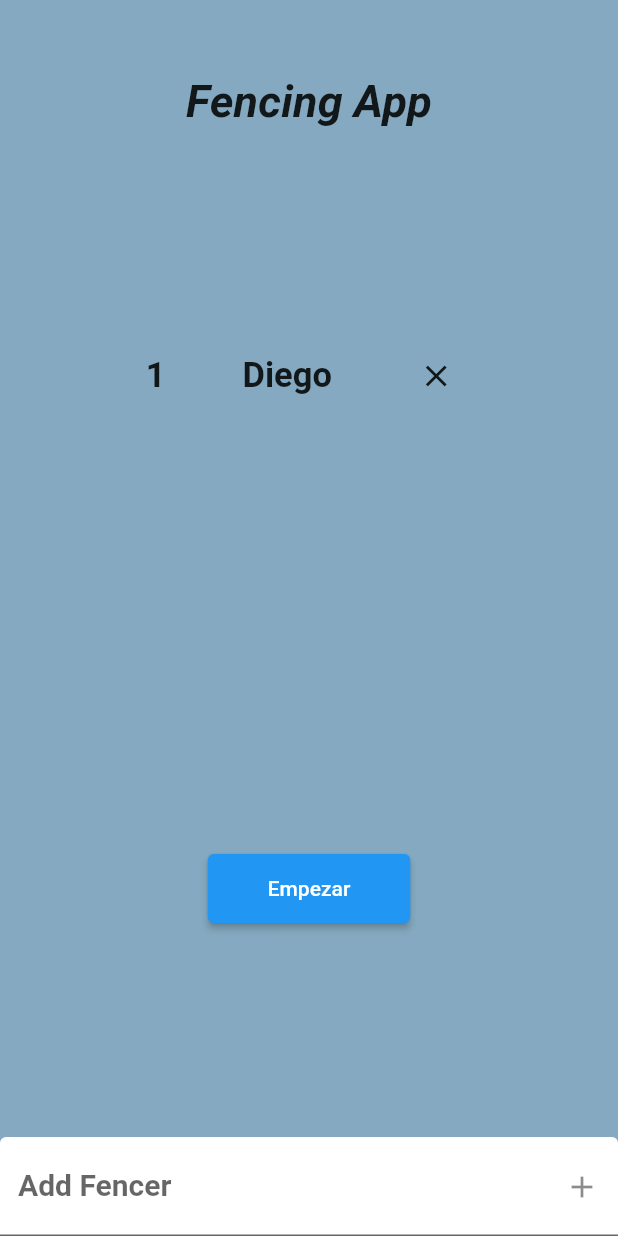
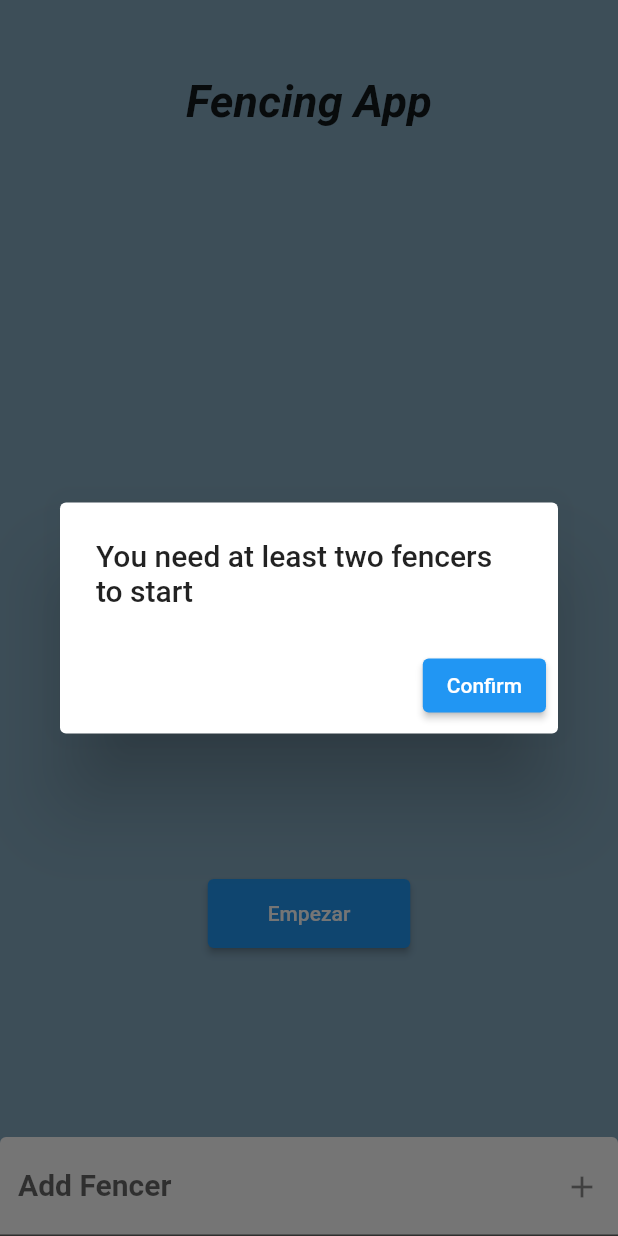
Before and after one commit to diegormz751/fencing-app, a Flutter app: the screen it shows after launch, after a tap on "Empezar", on a phone screen of 412 x 824 dp. Run offline on Flutter 3.47's test engine with Material 2 defaults, Android fonts, the phone set to English and light mode, and no system bars.

Commit message:
new changes

```diff
--- a/lib/fencers_list_data.dart
+++ b/lib/fencers_list_data.dart
@@ -1,8 +1,3 @@
 import 'models/fencer_model.dart';
 
-List<FencerModel> fencers = [
-  FencerModel(
-    id: '1',
-    name: 'Diego',
-  ),
-];
+List<FencerModel> fencers = [];
--- a/lib/main.dart
+++ b/lib/main.dart
@@ -1,6 +1,6 @@
 import 'package:flutter/material.dart';
 
-import 'screens/home.dart';
+import 'screens/home_screen.dart';
 
 void main() {
   runApp(MyApp());
@@ -12,11 +12,22 @@ class MyApp extends StatelessWidget {
     return MaterialApp(
       debugShowCheckedModeBanner: false,
       theme: ThemeData(
-        primaryColor: Color(0xFF2B50AA),
+        primaryColor: Color(0xFF2B5096),
         accentColor: Color(0xFFDDD8B8),
         canvasColor: Color(0xFF84A9C0),
+        textTheme: TextTheme(
+            headline1: TextStyle(
+              color: Colors.white,
+              fontSize: 20,
+              fontWeight: FontWeight.bold,
+            ),
+            headline2: TextStyle(
+              color: Colors.black,
+              fontSize: 18,
+              fontWeight: FontWeight.w600,
+            )),
       ),
-      home: Home(),
+      home: HomeScreen(),
     );
   }
 }
--- a/lib/models/fencer_model.dart
+++ b/lib/models/fencer_model.dart
@@ -2,6 +2,10 @@ class FencerModel {
   final String id;
   final String name;
   int victories = 0;
+  int ts = 0;
+  int tr = 0;
+  int ind = 0;
+  int pi = 0;
 
   FencerModel({
     required this.id,
--- a/lib/screens/home.dart
+++ /dev/null
@@ -1,47 +0,0 @@
-import 'package:flutter/material.dart';
-
-// import '../models/fencer_model.dart';
-import '../widgets/fencers_list_home.dart';
-import '../widgets/input_home.dart';
-
-class Home extends StatelessWidget {
-  @override
-  Widget build(BuildContext context) {
-    return Scaffold(
-      body: SafeArea(
-        child: Container(
-          width: double.infinity,
-          child: Column(
-            mainAxisAlignment: MainAxisAlignment.spaceBetween,
-            crossAxisAlignment: CrossAxisAlignment.center,
-            children: [
-              Padding(
-                padding: const EdgeInsets.only(top: 50),
-                child: Text(
-                  'Fencing App',
-                  style: TextStyle(
-                    fontSize: 30,
-                    fontWeight: FontWeight.bold,
-                    fontStyle: FontStyle.italic,
-                  ),
-                ),
-              ),
-              FencersListHome(),
-              ElevatedButton(
-                style: ElevatedButton.styleFrom(
-                  padding: EdgeInsets.symmetric(
-                    vertical: 15,
-                    horizontal: 40,
-                  ),
-                ),
-                onPressed: () {},
-                child: Text('Empezar'),
-              ),
-              InputHome(),
-            ],
-          ),
-        ),
-      ),
-    );
-  }
-}
--- /dev/null
+++ b/lib/screens/home_screen.dart
@@ -0,0 +1,89 @@
+import 'package:flutter/material.dart';
+
+import '../widgets/fencers_list_home.dart';
+import '../widgets/input_home.dart';
+import '../fencers_list_data.dart';
+import '../models/fencer_model.dart';
+import '../screens/combats_screen.dart';
+
+class HomeScreen extends StatefulWidget {
+  @override
+  _HomeScreenState createState() => _HomeScreenState();
+}
+
+class _HomeScreenState extends State<HomeScreen> {
+  void _addNewFencer(String fencer) {
+    if (fencer == '') {
+      return;
+    }
+    setState(() {
+      fencers.add(FencerModel(
+        id: (fencers.length + 1).toString(),
+        name: fencer,
+      ));
+    });
+  }
+
+  @override
+  Widget build(BuildContext context) {
+    return Scaffold(
+      body: SafeArea(
+        child: Container(
+          width: double.infinity,
+          child: Column(
+            mainAxisAlignment: MainAxisAlignment.spaceBetween,
+            crossAxisAlignment: CrossAxisAlignment.center,
+            children: [
+              Padding(
+                padding: const EdgeInsets.only(top: 50),
+                child: Text(
+                  'Fencing App',
+                  style: TextStyle(
+                    fontSize: 30,
+                    fontWeight: FontWeight.bold,
+                    fontStyle: FontStyle.italic,
+                  ),
+                ),
+              ),
+              FencersListHome(),
+              ElevatedButton(
+                style: ElevatedButton.styleFrom(
+                  padding: EdgeInsets.symmetric(
+                    vertical: 15,
+                    horizontal: 40,
+                  ),
+                ),
+                onPressed: () {
+                  if (fencers.length < 2) {
+                    showDialog(
+                      context: context,
+                      builder: (_) => AlertDialog(
+                        title: Text('You need at least two fencers to start'),
+                        actions: [
+                          ElevatedButton(
+                            onPressed: () {
+                              Navigator.pop(context);
+                            },
+                            child: Text('Confirm'),
+                          ),
+                        ],
+                      ),
+                    );
+                    return;
+                  }
+                  Navigator.of(context).push(
+                    MaterialPageRoute(
+                      builder: (context) => CombatsScreen(),
+                    ),
+                  );
+                },
+                child: Text('Empezar'),
+              ),
+              InputHome(_addNewFencer),
+            ],
+          ),
+        ),
+      ),
+    );
+  }
+}
--- a/lib/widgets/fencers_list_home.dart
+++ b/lib/widgets/fencers_list_home.dart
@@ -12,7 +12,7 @@ class _FencersListHomeState extends State<FencersListHome> {
   Widget build(BuildContext context) {
     return Container(
       width: MediaQuery.of(context).size.width * 0.75,
-      height: 200,
+      height: 250,
       child: ListView.builder(
         itemCount: fencers.length,
         itemBuilder: (ctx, index) {
@@ -26,11 +26,18 @@ class _FencersListHomeState extends State<FencersListHome> {
                   fontWeight: FontWeight.bold,
                 ),
               ),
-              Text(
-                fencers[index].name,
-                style: TextStyle(
-                  fontSize: 23,
-                  fontWeight: FontWeight.bold,
+              Expanded(
+                // flex: 2,
+                child: Text(
+                  fencers[index].name,
+                  style: TextStyle(
+                    fontSize: 23,
+                    fontWeight: FontWeight.bold,
+                  ),
+                  overflow: TextOverflow.ellipsis,
+                  maxLines: 1,
+                  // overflow: TextOverflow.,
+                  // softWrap: false,
                 ),
               ),
               IconButton(
```
Also changed, not shown: lib/screens/combats_screen.dart (added, +108 -0 lines), lib/screens/fencer_info_screen.dart (added, +24 -0 lines), lib/widgets/combats_grid.dart (added, +64 -0 lines), lib/widgets/fencer_card.dart (added, +88 -0 lines), lib/widgets/input_home.dart (+6 -18 lines).
